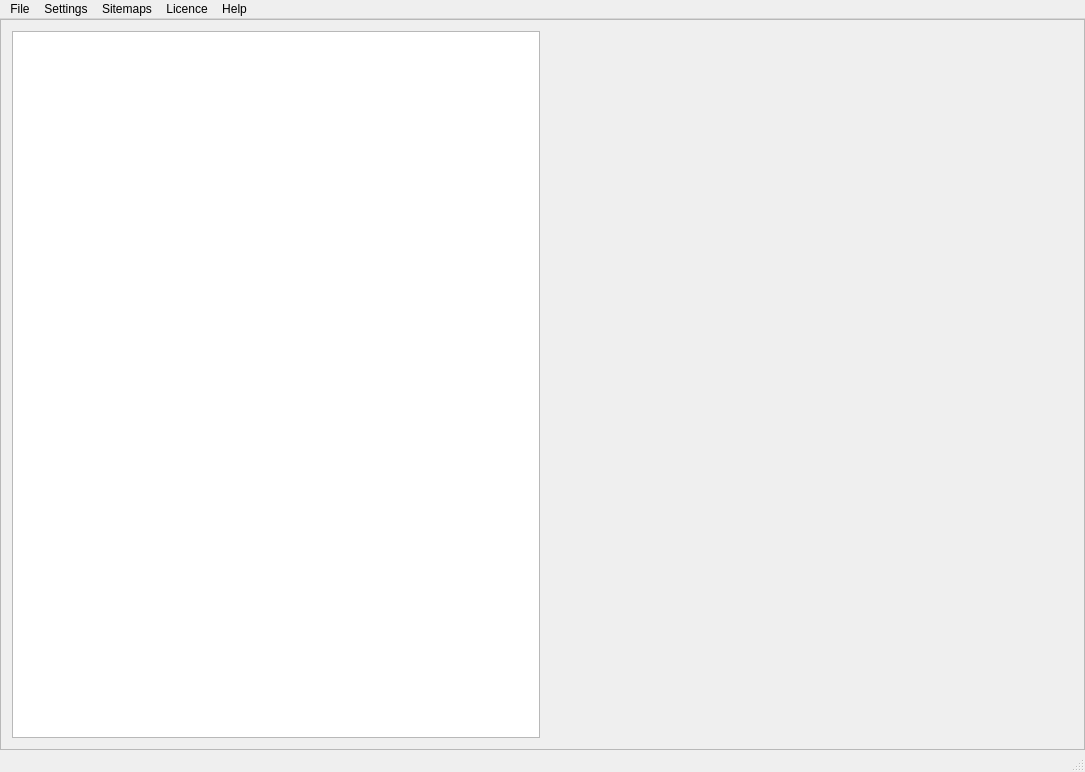
First picture: the form in quickiewebbot/ui/main_frame.ui, repository andrascii/RiveSolutions_SEO_Spider, before the edit.
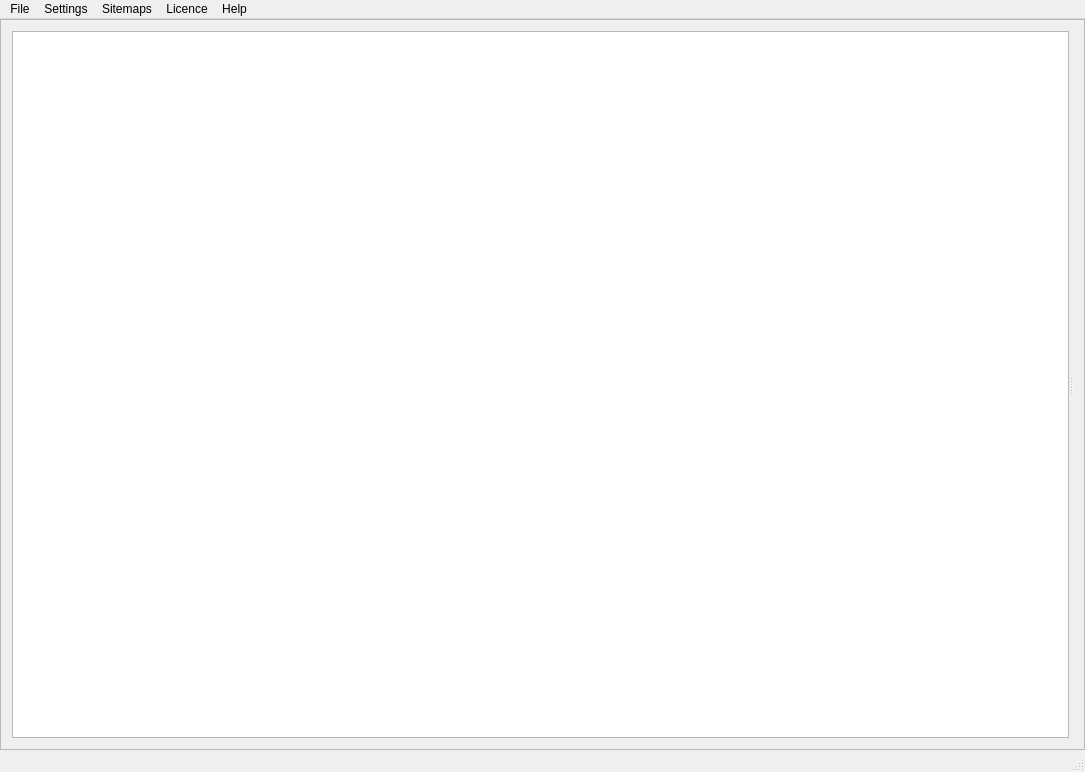
Second picture: the form after the edit. The open tabs and pages were chosen to show the change. Icons and pictures are not drawn. Custom widgets are drawn as their Qt base class.

```diff
--- a/quickiewebbot/ui/main_frame.ui
+++ b/quickiewebbot/ui/main_frame.ui
@@ -102,8 +102,18 @@
        </layout>
       </widget>
       <widget class="QWidget" name="errorsFilterPage">
-       <layout class="QHBoxLayout" name="horizontalLayout">
+       <layout class="QVBoxLayout" name="verticalLayout_3">
         <item>
+         <widget class="QSplitter" name="splitter_2">
+          <property name="orientation">
+           <enum>Qt::Horizontal</enum>
+          </property>
+          <property name="opaqueResize">
+           <bool>false</bool>
+          </property>
+          <property name="childrenCollapsible">
+           <bool>false</bool>
+          </property>
          <widget class="QuickieWebBot::GridView" name="summaryGridView">
           <property name="sizeAdjustPolicy">
            <enum>QAbstractScrollArea::AdjustToContents</enum>
@@ -124,12 +134,11 @@
            <bool>false</bool>
           </attribute>
          </widget>
-        </item>
-        <item>
          <widget class="QStackedWidget" name="stackedWidget_2">
           <widget class="QWidget" name="page"/>
           <widget class="QWidget" name="page_2"/>
          </widget>
+         </widget>
         </item>
        </layout>
       </widget>
```
Left out of the diff: 6 changed lines with no effect on the pictures. Lines whose indentation alone changed are shown as unchanged.
